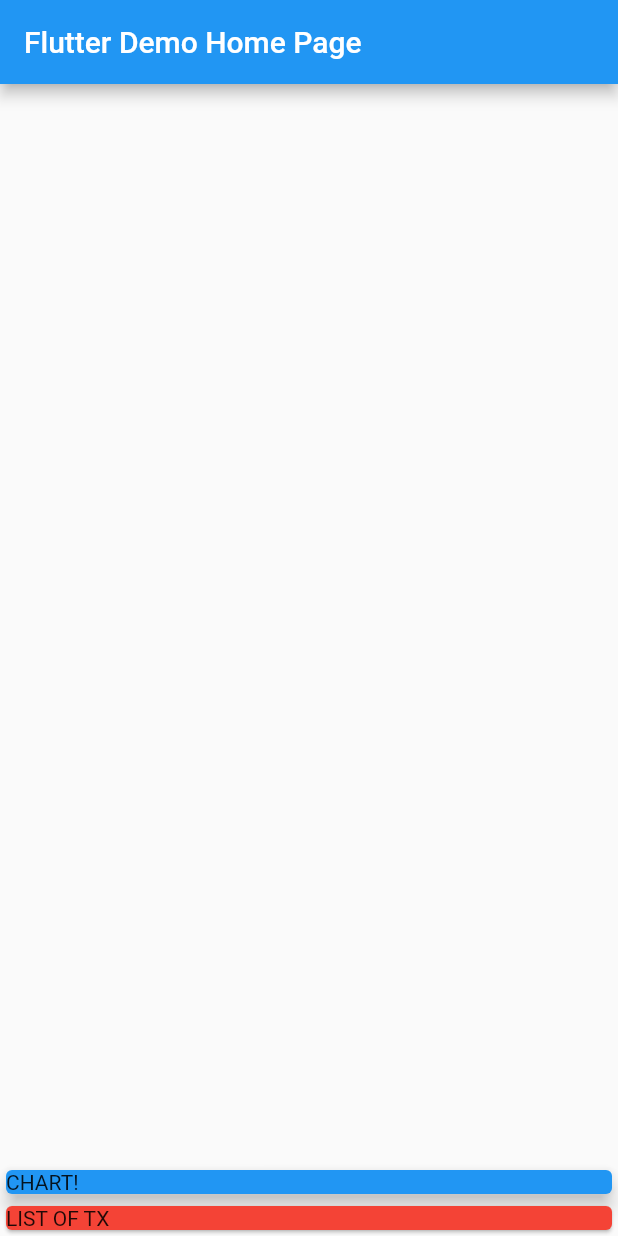
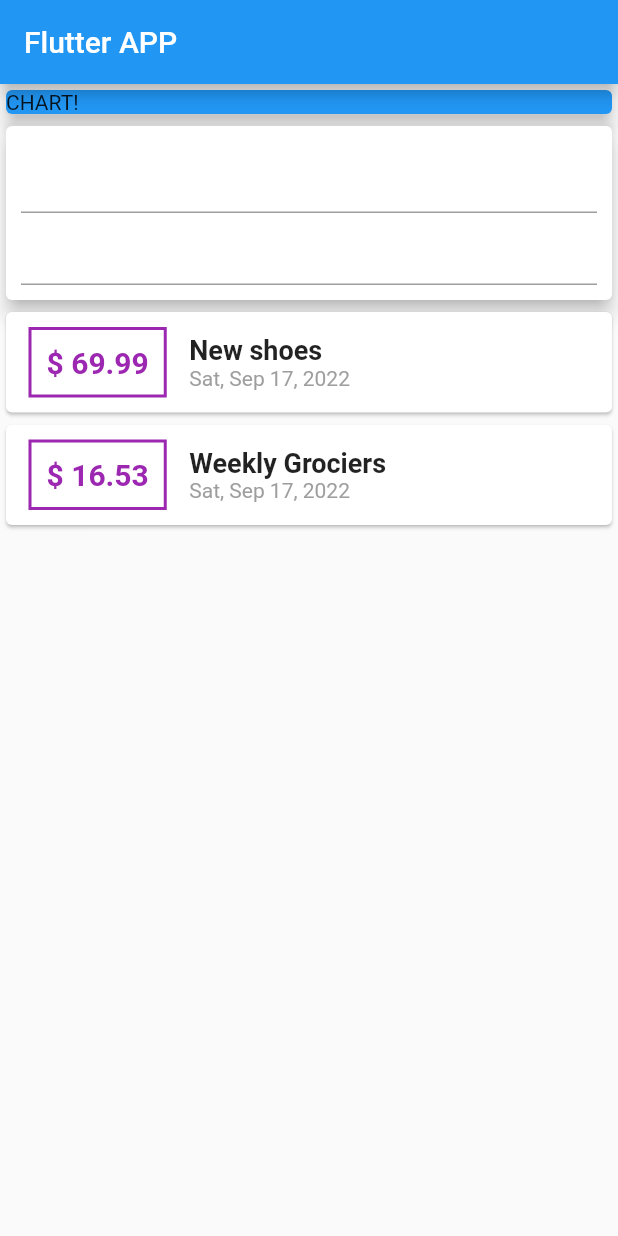
Before and after one commit to ducchungtx/personal_expenses_app, a Flutter app: the screen it shows after launch, on a phone screen of 412 x 824 dp. Run offline on Flutter 3.47's test engine with Material 2 defaults, Android fonts, the phone set to English and light mode, and no system bars.

Commit message:
Update code

```diff
--- a/lib/main.dart
+++ b/lib/main.dart
@@ -1,8 +1,9 @@
 import 'package:flutter/material.dart';
+import 'package:intl/intl.dart';
 
-void main() {
-  runApp(const MyApp());
-}
+import './transaction.dart';
+
+void main() => runApp(const MyApp());
 
 class MyApp extends StatelessWidget {
   const MyApp({Key? key}) : super(key: key);
@@ -10,46 +11,47 @@ class MyApp extends StatelessWidget {
   // This widget is the root of your application.
   @override
   Widget build(BuildContext context) {
-    return MaterialApp(
+    return const MaterialApp(
       title: 'Flutter Demo',
-      theme: ThemeData(
-        // This is the theme of your application.
-        //
-        // Try running your application with "flutter run". You'll see the
-        // application has a blue toolbar. Then, without quitting the app, try
-        // changing the primarySwatch below to Colors.green and then invoke
-        // "hot reload" (press "r" in the console where you ran "flutter run",
-        // or simply save your changes to "hot reload" in a Flutter IDE).
-        // Notice that the counter didn't reset back to zero; the application
-        // is not restarted.
-        primarySwatch: Colors.blue,
-      ),
-      home: const MyHomePage(title: 'Flutter Demo Home Page'),
+      home: MyHomePage(),
     );
   }
 }
 
 class MyHomePage extends StatefulWidget {
-  const MyHomePage({Key? key, required this.title}) : super(key: key);
-
-  final String title;
+  const MyHomePage({Key? key}) : super(key: key);
 
   @override
   State<MyHomePage> createState() => _MyHomePageState();
 }
 
 class _MyHomePageState extends State<MyHomePage> {
+  final List<Transaction> transactions = [
+    Transaction(
+      id: 't1',
+      title: 'New shoes',
+      amount: 69.99,
+      date: DateTime.now(),
+    ),
+    Transaction(
+      id: 't2',
+      title: 'Weekly Grociers',
+      amount: 16.53,
+      date: DateTime.now(),
+    ),
+  ];
+
   @override
   Widget build(BuildContext context) {
     return Scaffold(
       appBar: AppBar(
-        title: Text(widget.title),
+        title: const Text("Flutter APP"),
       ),
       body: Column(
-        mainAxisAlignment: MainAxisAlignment.end,
+        // mainAxisAlignment: MainAxisAlignment.start,
         crossAxisAlignment: CrossAxisAlignment.stretch,
-        children: const <Widget>[
-          SizedBox(
+        children: <Widget>[
+          const SizedBox(
             width: double.infinity,
             child: Card(
               color: Colors.blue,
@@ -58,9 +60,63 @@ class _MyHomePageState extends State<MyHomePage> {
             ),
           ),
           Card(
-            color: Colors.red,
-            child: Text('LIST OF TX'),
-          )
+            elevation: 5,
+            child: Container(
+              padding: EdgeInsets.all(10),
+              child: Column(
+                children: <Widget>[
+                  TextField(),
+                  TextField(),
+                ],
+              ),
+            ),
+          ),
+          Column(
+            children: transactions.map((tx) {
+              return Card(
+                child: Row(
+                  children: <Widget>[
+                    Container(
+                      margin: const EdgeInsets.symmetric(
+                        vertical: 10,
+                        horizontal: 15,
+                      ),
+                      decoration: BoxDecoration(
+                        border: Border.all(color: Colors.purple, width: 2),
+                      ),
+                      padding: const EdgeInsets.all(10),
+                      child: Text(
+                        '\$ ${tx.amount}',
+                        style: const TextStyle(
+                          fontWeight: FontWeight.bold,
+                          fontSize: 20,
+                          color: Colors.purple,
+                        ),
+                      ),
+                    ), // For Price area
+                    Column(
+                      crossAxisAlignment: CrossAxisAlignment.start,
+                      children: <Widget>[
+                        Text(
+                          tx.title,
+                          style: const TextStyle(
+                            fontSize: 18,
+                            fontWeight: FontWeight.bold,
+                          ),
+                        ),
+                        Text(
+                          DateFormat.yMMMEd().format(tx.date),
+                          style: TextStyle(
+                            color: Colors.grey,
+                          ),
+                        )
+                      ],
+                    ), // Display info
+                  ],
+                ),
+              );
+            }).toList(),
+          ),
         ],
       ),
     );
--- /dev/null
+++ b/lib/transaction.dart
@@ -0,0 +1,13 @@
+class Transaction {
+  final String id;
+  final String title;
+  final double amount;
+  final DateTime date;
+
+  Transaction({
+    required this.id,
+    required this.title,
+    required this.amount,
+    required this.date,
+  });
+}
--- a/pubspec.yaml
+++ b/pubspec.yaml
@@ -34,6 +34,7 @@ dependencies:
   # The following adds the Cupertino Icons font to your application.
   # Use with the CupertinoIcons class for iOS style icons.
   cupertino_icons: ^1.0.2
+  intl: ^0.17.0
 
 dev_dependencies:
   flutter_test:
```
Also changed, not shown: pubspec.lock.
